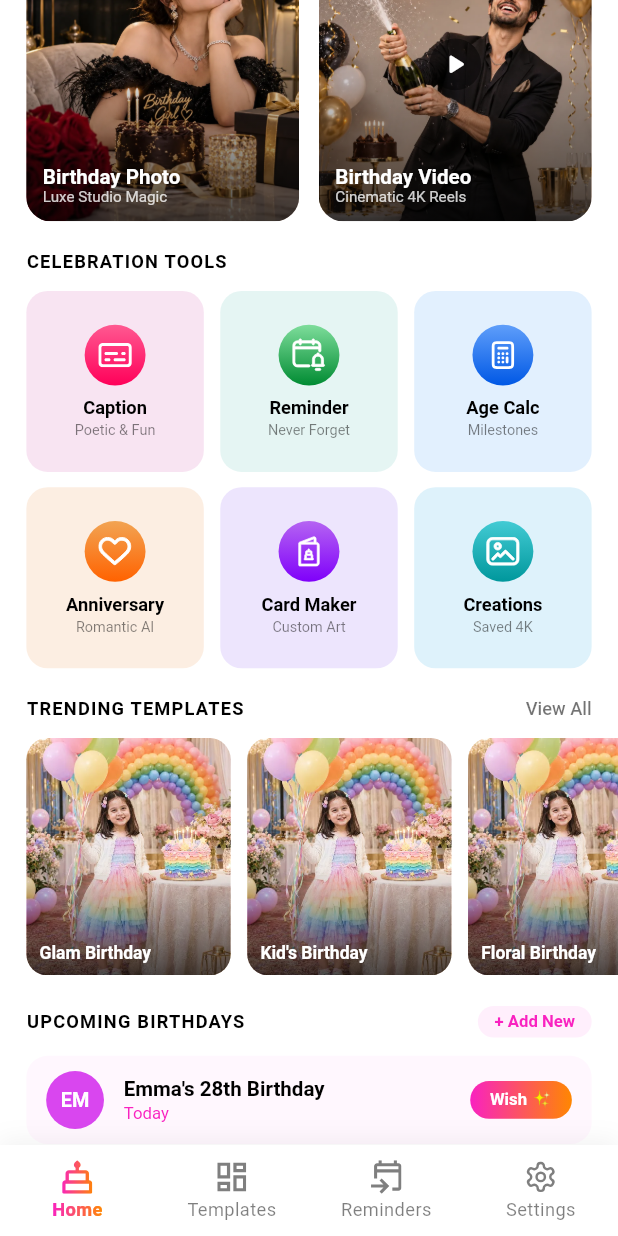
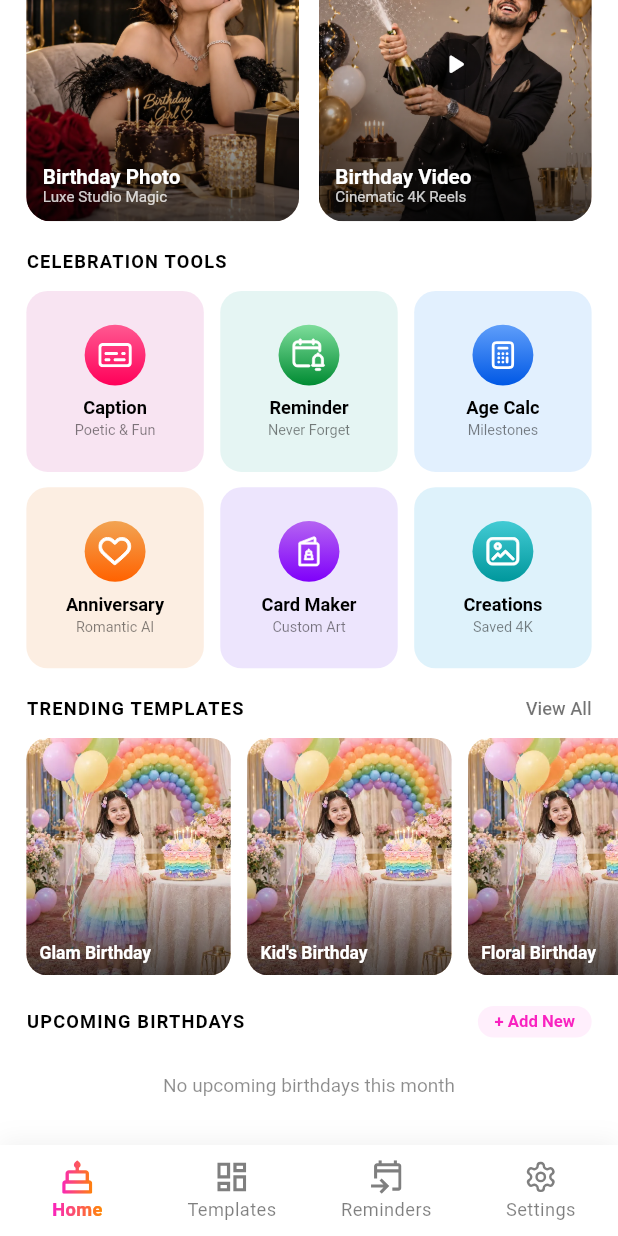
Before and after one commit to manavatarsariya1/ai-birthday-photo, a Flutter app: the HomeScreen screen opened by its route, scrolled down 125 dp, on a phone screen of 412 x 824 dp. Run offline on Flutter 3.47's test engine with Material 3 defaults, Android fonts, the phone set to English and light mode, and no system bars; our stand-ins replace cached_network_image, camera, connectivity_plus, device_info_plus, dropdown_button2, firebase_analytics and 16 more; missing offline and left inert: app_tracking_transparency, facebook_app_events; accounts and stored records are empty; network calls fail; Roboto replaces fonts that are missing (Poppins).

Commit message:
feat: add shimmer loading states across home, templates, and anniversary with dynamic upcoming birthdays

```diff
--- a/lib/controllers/home/home_controller.dart
+++ b/lib/controllers/home/home_controller.dart
@@ -16,6 +16,7 @@ import '../../theme/app_colors.dart';
 import '../../ui/anniversary/anniversary_screen.dart';
 import '../../ui/caption/caption_screen.dart';
 import '../../utils/pref_service.dart';
+import '../reminders/reminders_controller.dart';
 import '../templates/templates_controller.dart';
 
 class HomeController extends GetxController {
@@ -23,6 +24,7 @@ class HomeController extends GetxController {
   final RxInt coinsCount = 0.obs;
 
   // Dynamic Home Sections from API
+  final RxBool isLoadingHomeSections = true.obs;
   final RxString heroPhotoUrl = ''.obs;
   final RxString heroVideoUrl = ''.obs;
   final RxString heroPhotoTitle = 'Birthday Photo'.obs;
@@ -100,23 +102,28 @@ class HomeController extends GetxController {
     ),
   ];
 
-  final List<UpcomingBirthdayModel> upcomingBirthdays = const [
-    UpcomingBirthdayModel(
-      id: '1',
-      initials: 'EM',
-      title: "Emma's 28th Birthday",
-      subtitle: 'Today',
-      avatarColor: AppColors.avatarPurple,
-      isToday: true,
-    ),
-    UpcomingBirthdayModel(
-      id: '2',
-      initials: 'AL',
-      title: 'Alexander Davis',
-      subtitle: 'Next Week (Nov 2)',
-      avatarColor: AppColors.avatarBlue,
-    ),
-  ];
+  List<UpcomingBirthdayModel> get upcomingBirthdays {
+    final remindersCtrl = Get.isRegistered<RemindersController>()
+        ? Get.find<RemindersController>()
+        : Get.put(RemindersController());
+    final list = remindersCtrl.reminders
+        .where((r) => r.daysUntil <= 30)
+        .toList()
+      ..sort((a, b) => a.daysUntil.compareTo(b.daysUntil));
+    return list
+        .take(5)
+        .map(
+          (r) => UpcomingBirthdayModel(
+            id: r.id,
+            initials: r.initials,
+            title: r.displayTitle,
+            subtitle: r.displaySubtitle,
+            avatarColor: r.avatarColor,
+            isToday: r.daysUntil == 0,
+          ),
+        )
+        .toList();
+  }
 
   @override
   void onInit() {
@@ -130,6 +137,7 @@ class HomeController extends GetxController {
   Future<void> refreshHomeSections() => _fetchHomeSections();
 
   Future<void> _fetchHomeSections() async {
+    isLoadingHomeSections.value = true;
     try {
       final response = await ApiService.get(url: '${baseUrl}home-sections/app');
       if (response != null && response.statusCode == 200) {
@@ -183,6 +191,8 @@ class HomeController extends GetxController {
       if (kDebugMode) {
         debugPrint('Home sections error: $e');
       }
+    } finally {
+      isLoadingHomeSections.value = false;
     }
   }
 
@@ -202,10 +212,20 @@ class HomeController extends GetxController {
 
   void onBirthdayPhotoTap() {
     LogEventManager.logEvent('home_birthday_photo_click');
+    final templatesCtrl = Get.isRegistered<TemplatesController>()
+        ? Get.find<TemplatesController>()
+        : Get.put(TemplatesController());
+    templatesCtrl.onTypeChanged(0);
+    selectedTabIndex.value = 1;
   }
 
   void onBirthdayVideoTap() {
     LogEventManager.logEvent('home_birthday_video_click');
+    final templatesCtrl = Get.isRegistered<TemplatesController>()
+        ? Get.find<TemplatesController>()
+        : Get.put(TemplatesController());
+    templatesCtrl.onTypeChanged(1);
+    selectedTabIndex.value = 1;
   }
 
   void onToolTap(String toolId) {
--- a/lib/ui/home/home_screen.dart
+++ b/lib/ui/home/home_screen.dart
@@ -10,6 +10,7 @@ import '../../controllers/home/home_controller.dart';
 import '../../data/models/home_models.dart';
 import '../../theme/app_colors.dart';
 import '../../utils/common_autoplay_video.dart';
+import '../../utils/common_shimmer_box.dart';
 import '../../utils/common_text.dart';
 import '../reminders/reminders_screen.dart';
 import '../settings/settings_screen.dart';
@@ -144,6 +145,26 @@ class HomeScreen extends StatelessWidget {
               Padding(
                 padding: EdgeInsets.symmetric(horizontal: 16.w),
                 child: Obx(() {
+                  if (controller.isLoadingHomeSections.value &&
+                      controller.heroPhotoUrl.value.isEmpty) {
+                    return Row(
+                      children: [
+                        Expanded(
+                          child: SizedBox(
+                            height: 185.h,
+                            child: const CommonShimmerBox(borderRadius: 18),
+                          ),
+                        ),
+                        SizedBox(width: 12.w),
+                        Expanded(
+                          child: SizedBox(
+                            height: 185.h,
+                            child: const CommonShimmerBox(borderRadius: 18),
+                          ),
+                        ),
+                      ],
+                    );
+                  }
                   return Row(
                     children: [
                       Expanded(
@@ -249,6 +270,20 @@ class HomeScreen extends StatelessWidget {
               SizedBox(
                 height: 156.h,
                 child: Obx(() {
+                  if (controller.isLoadingHomeSections.value &&
+                      controller.dynamicTrendingTemplates.isEmpty) {
+                    return ListView.separated(
+                      scrollDirection: Axis.horizontal,
+                      padding: EdgeInsets.symmetric(horizontal: 16.w),
+                      physics: const NeverScrollableScrollPhysics(),
+                      itemCount: 4,
+                      separatorBuilder: (_, __) => SizedBox(width: 12.w),
+                      itemBuilder: (_, __) => SizedBox(
+                        width: 118.w,
+                        child: const CommonShimmerBox(borderRadius: 16),
+                      ),
+                    );
+                  }
                   final list = controller.dynamicTrendingTemplates.isNotEmpty
                       ? controller.dynamicTrendingTemplates
                       : controller.trendingTemplates;
@@ -309,19 +344,36 @@ class HomeScreen extends StatelessWidget {
                     ),
                     SizedBox(height: 12.h),
 
-                    ListView.separated(
+                    Obx(() {
+                      final items = controller.upcomingBirthdays;
+                      if (items.isEmpty) {
+                        return Padding(
+                          padding: EdgeInsets.symmetric(vertical: 12.h),
+                          child: Center(
+                            child: CommonText.text(
+                              title: 'No upcoming birthdays this month',
+                              fontSize: 12.5,
+                              fontWeight: FontWeight.w400,
+                              textColor:
+                                  AppColors.blackColor.withValues(alpha: 0.45),
+                            ),
+                          ),
+                        );
+                      }
+                      return ListView.separated(
                         shrinkWrap: true,
                         physics: const NeverScrollableScrollPhysics(),
-                      itemCount: controller.upcomingBirthdays.length,
+                        itemCount: items.length,
                         separatorBuilder: (_, __) => SizedBox(height: 10.h),
                         itemBuilder: (context, index) {
-                        final item = controller.upcomingBirthdays[index];
+                          final item = items[index];
                           return _UpcomingBirthdayTile(
                             item: item,
                             onWishTap: () => controller.onWishTap(item.id),
                           );
                         },
-                    ),
+                      );
+                    }),
                   ],
                 ),
               ),
```
Also changed, not shown: lib/controllers/templates/templates_controller.dart (+10 -29 lines), lib/ui/anniversary/anniversary_screen.dart (+17 -0 lines), lib/ui/templates/templates_screen.dart (+17 -0 lines), lib/utils/common_shimmer_box.dart (added, +23 -0 lines). Lines whose indentation alone changed are shown as unchanged.
